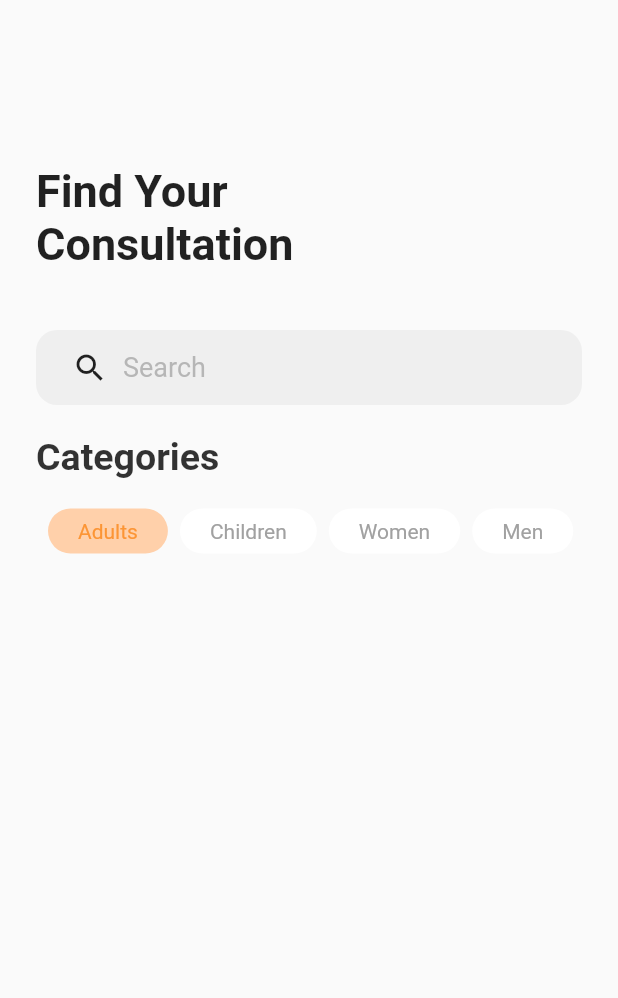
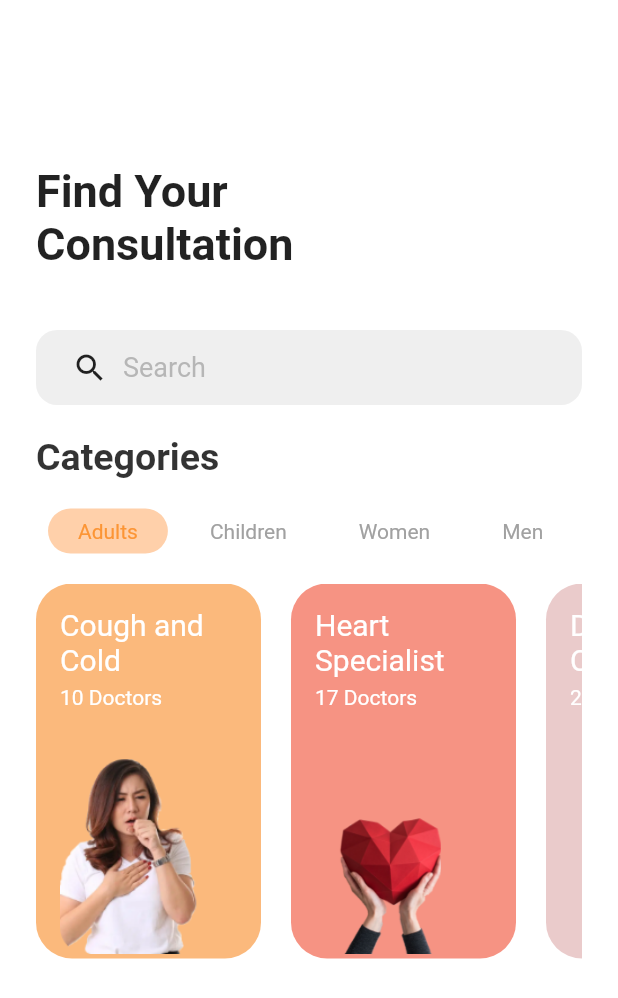
Before and after one commit to gfyre/doctors, a Flutter app: the screen it shows after launch, on a phone screen of 412 x 824 dp. Shown: the top 998 px of the screen. Run offline on Flutter 3.47's test engine with Material 2 defaults, Android fonts, the phone set to English and light mode, and no system bars.

```diff
--- /dev/null
+++ b/lib/data/data.dart
@@ -0,0 +1,37 @@
+import 'package:flutter/material.dart';
+import '../model/speciality.dart';
+
+List<SpecialityModel> getSpeciality() {
+  List<SpecialityModel> specialities = List<SpecialityModel>();
+  SpecialityModel specialityModel = SpecialityModel();
+
+
+  //1
+  specialityModel.numberOfDoctors = 10;
+  specialityModel.speciality = "Cough and Cold";
+  specialityModel.imgAssetPath = "assets/img1.png";
+  specialityModel.backgroundColor = Color(0xffFBB97C);
+
+  specialities.add(specialityModel);
+  specialityModel = SpecialityModel();
+
+  //2
+  specialityModel.speciality = "Heart Specialist";
+  specialityModel.numberOfDoctors = 17;
+  specialityModel.imgAssetPath = "assets/img2.png";
+  specialityModel.backgroundColor = Color(0xffF69383);
+
+  specialities.add(specialityModel);
+  specialityModel = SpecialityModel();
+
+  //3
+  specialityModel.numberOfDoctors = 27;
+  specialityModel.speciality = "Diabetic Care";
+  specialityModel.imgAssetPath = "assets/img3.png";
+  specialityModel.backgroundColor = Color(0xffEACBCB );
+
+  specialities.add(specialityModel);
+  specialityModel = SpecialityModel();
+
+  return specialities;
+}
--- /dev/null
+++ b/lib/model/speciality.dart
@@ -0,0 +1,15 @@
+import 'package:flutter/material.dart';
+
+class SpecialityModel {
+  String imgAssetPath;
+  String speciality;
+  int numberOfDoctors;
+  Color backgroundColor;
+
+  SpecialityModel({
+    this.imgAssetPath,
+    this.speciality,
+    this.numberOfDoctors,
+    this.backgroundColor,
+  });
+}
--- a/lib/views/home.dart
+++ b/lib/views/home.dart
@@ -1,4 +1,6 @@
 import 'package:flutter/material.dart';
+import '../model/speciality.dart';
+import '../data/data.dart';
 
 String selectedCategory = "Adults";
 
@@ -14,11 +16,19 @@ class _HomePageState extends State<HomePage> {
     "Women",
     "Men",
   ];
+  List<SpecialityModel> speciality;
+
+  @override
+  void initState() {
+    super.initState();
+    speciality = getSpeciality();
+  }
 
   @override
   Widget build(BuildContext context) {
     return Scaffold(
       body: Container(
+        color: Colors.white,
         padding: EdgeInsets.symmetric(vertical: 50, horizontal: 24),
         child: Column(
           crossAxisAlignment: CrossAxisAlignment.start,
@@ -67,15 +77,35 @@ class _HomePageState extends State<HomePage> {
             Container(
               height: 30,
               child: ListView.builder(
-                  itemCount: categories.length,
+                itemCount: categories.length,
+                shrinkWrap: true,
+                physics: ClampingScrollPhysics(),
+                scrollDirection: Axis.horizontal,
+                itemBuilder: (context, index) {
+                  return CategoriesTile(
+                    category: categories[index],
+                    isSelected: selectedCategory == categories[index],
+                    context: this,
+                  );
+                },
+              ),
+            ),
+            SizedBox(
+              height: 20,
+            ),
+            Container(
+              height: 250,
+              child: ListView.builder(
+                  itemCount: speciality.length,
                   shrinkWrap: true,
                   physics: ClampingScrollPhysics(),
                   scrollDirection: Axis.horizontal,
                   itemBuilder: (context, index) {
-                    return CategoriesTile(
-                      category: categories[index],
-                      isSelected: selectedCategory == categories[index],
-                      context: this,
+                    return SpecialistTile(
+                      imgAssetPath: speciality[index].imgAssetPath,
+                      speciality: speciality[index].speciality,
+                      number: speciality[index].numberOfDoctors,
+                      backgroundColor: speciality[index].backgroundColor,
                     );
                   }),
             ),
@@ -128,3 +158,56 @@ class _CategoriesTileState extends State<CategoriesTile> {
     );
   }
 }
+
+class SpecialistTile extends StatelessWidget {
+  String imgAssetPath;
+  String speciality;
+  int number;
+  Color backgroundColor;
+
+  SpecialistTile({
+    @required this.imgAssetPath,
+    @required this.speciality,
+    @required this.number,
+    @required this.backgroundColor,
+  });
+
+  @override
+  Widget build(BuildContext context) {
+    return Container(
+        width: 150,
+        margin: EdgeInsets.only(right: 20),
+        padding: EdgeInsets.only(
+          top: 16,
+          right: 16,
+          left: 16,
+        ),
+        decoration: BoxDecoration(
+            color: backgroundColor, borderRadius: BorderRadius.circular(24)),
+        child: Column(
+          crossAxisAlignment: CrossAxisAlignment.start,
+          children: [
+            Text(
+              speciality,
+              style: TextStyle(
+                color: Colors.white,
+                fontSize: 20,
+              ),
+            ),
+            SizedBox(height: 6),
+            Text(
+              "$number Doctors",
+              style: TextStyle(
+                color: Colors.white,
+                fontSize: 14,
+              ),
+            ),
+            Image.asset(
+              imgAssetPath,
+              height: 163, //originally 160
+              fit: BoxFit.fitHeight,
+            ),
+          ],
+        ));
+  }
+}
--- a/pubspec.yaml
+++ b/pubspec.yaml
@@ -45,9 +45,8 @@ flutter:
   uses-material-design: true
 
   # To add assets to your application, add an assets section, like this:
-  # assets:
-  #   - images/a_dot_burr.jpeg
-  #   - images/a_dot_ham.jpeg
+  assets:
+    - assets/
 
   # An image asset can refer to one or more resolution-specific "variants", see
   # https://flutter.dev/assets-and-images/#resolution-aware.
```
Also changed, not shown: assets/call.png (added), assets/clock.png (added), assets/doctor_pic.png (added), assets/doctor_pic2.png (added), assets/email.png (added), assets/img1.png (added), assets/img2.png (added), assets/img3.png (added), assets/list.png (added), assets/map.png (added), assets/mappin.png (added), assets/scope.png (added), assets/video_call.png (added).
